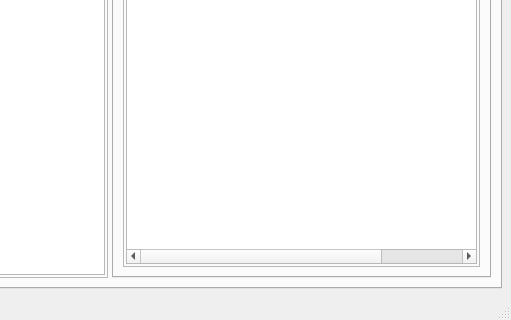
First picture: the form in ui/designer/mainWindow.ui, repository PavelCrow/RigStudio3, before the edit; both pictures show x 210 to 721 and y 662 to 982 of the 721 by 982 pixel window.
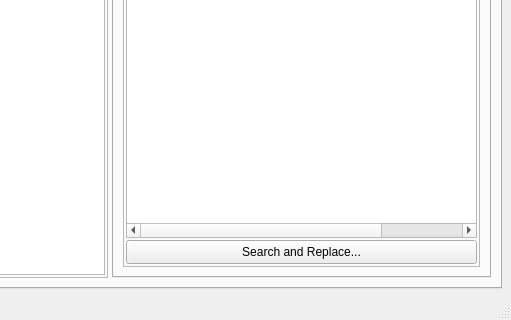
Second picture: the form after the edit. The open tabs and pages were chosen to show the change.

Commit message:
Version 3.33.39 - Controls: Search and Replace для контролов модуля, пары l_/r_ в одном модуле

Source: 7688f80b92f283053efd19ef5d9ff2e742e8d9f1

```diff
--- a/ui/designer/mainWindow.ui
+++ b/ui/designer/mainWindow.ui
@@ -2025,7 +2025,7 @@
                      </property>
                      <layout class="QVBoxLayout" name="verticalLayout_26">
                       <property name="spacing">
-                       <number>0</number>
+                       <number>2</number>
                       </property>
                       <property name="leftMargin">
                        <number>0</number>
@@ -2075,6 +2075,22 @@
                         </column>
                        </widget>
                       </item>
+                      <item>
+                       <widget class="QPushButton" name="controlsSearchReplace_btn">
+                        <property name="minimumSize">
+                         <size>
+                          <width>0</width>
+                          <height>24</height>
+                         </size>
+                        </property>
+                        <property name="toolTip">
+                         <string>Rename all module controls with Search and Replace</string>
+                        </property>
+                        <property name="text">
+                         <string>Search and Replace...</string>
+                        </property>
+                       </widget>
+                      </item>
                      </layout>
                     </widget>
                    </item>
```
The commit also changes 2 other files.
